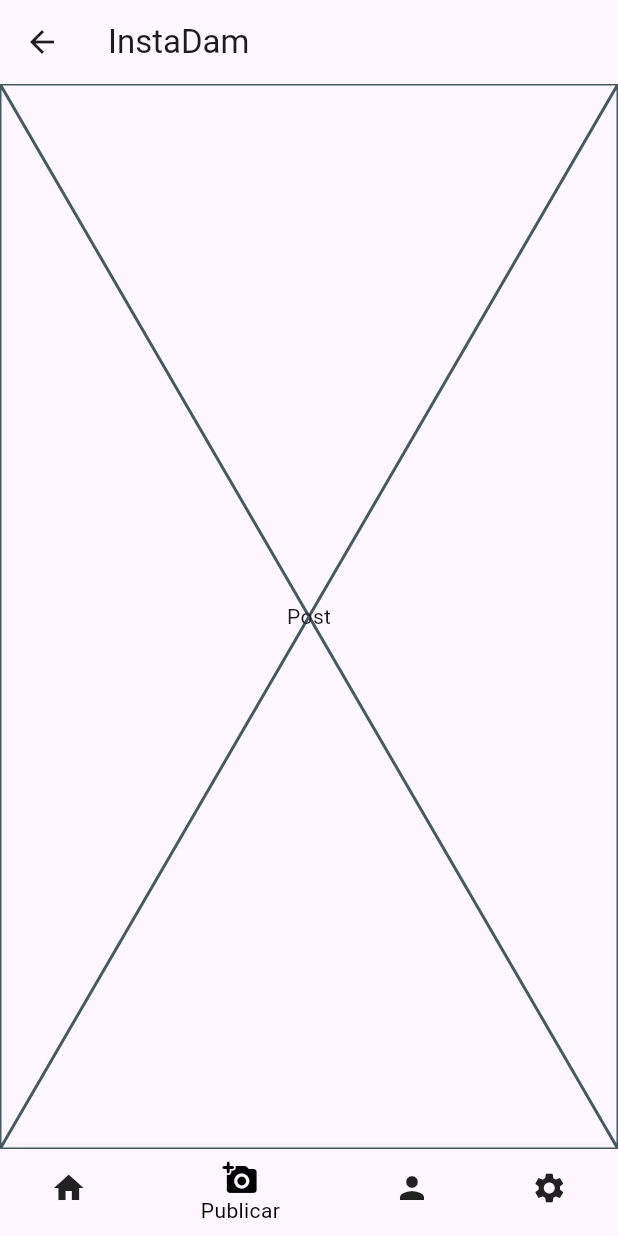
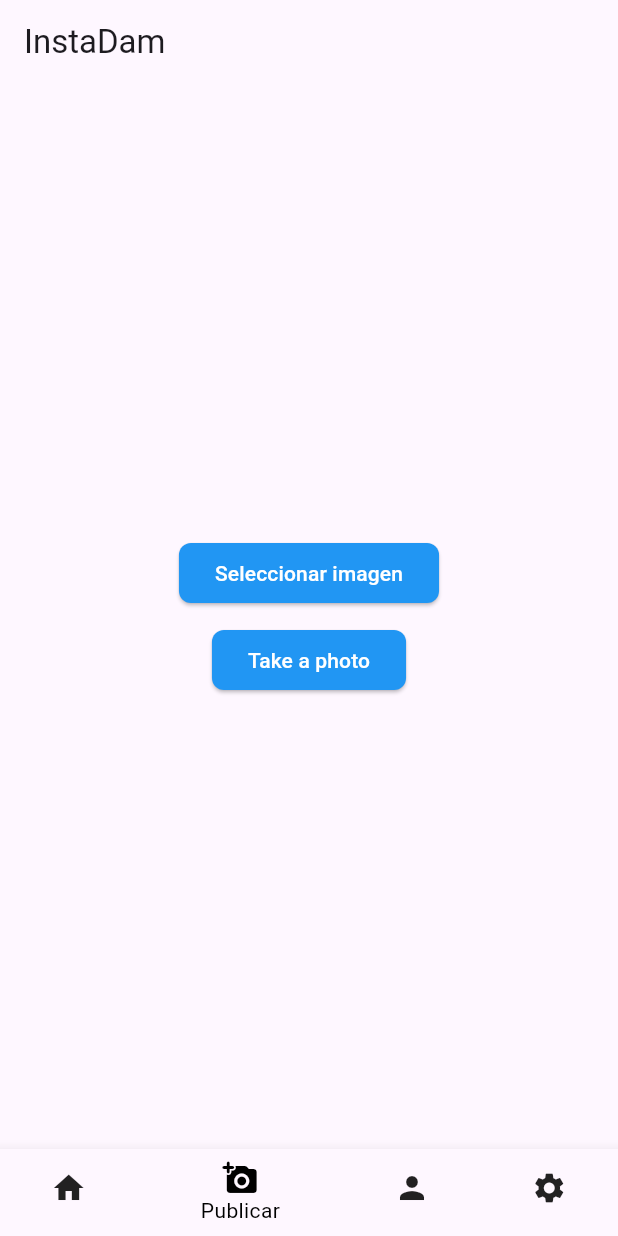
Before and after one commit to marselo-4/insta_dam, a Flutter app: the HomeScreen screen opened by its route, swiped to page 2, on a phone screen of 412 x 824 dp. Run offline on Flutter 3.47's test engine with Material 3 defaults, Android fonts, the light colour scheme and no system bars; our stand-ins replace image_picker, shared_preferences; accounts and stored records are empty; network calls fail.

Commit message:
Refactor PostScreen to use StatefulWidget; add image selection and description input functionality

```diff
--- a/lib/screens/feed_screen.dart
+++ b/lib/screens/feed_screen.dart
@@ -35,7 +35,7 @@ final List<Post> posts = [
       ),
     ];
 
-    return  Scaffold(
+    return Scaffold(
       body: Column(
         children: [
           SizedBox(
--- a/lib/screens/home_screen.dart
+++ b/lib/screens/home_screen.dart
@@ -24,7 +24,7 @@ class _HomeScreenState extends State<HomeScreen> {
     return Scaffold(
       appBar: AppBar(
         title: const Text('InstaDam'),
-        automaticallyImplyLeading: true,
+        automaticallyImplyLeading: false,
       ),
       body: PageView(
         controller: _pageController,
@@ -66,6 +66,7 @@ class _HomeScreenState extends State<HomeScreen> {
         unselectedItemColor: Colors.black87,
         selectedItemColor: Colors.black,
         showUnselectedLabels: false,
+        unselectedLabelStyle: const TextStyle(fontSize: 0),
       ),
     );
   }
--- a/lib/screens/post_screen.dart
+++ b/lib/screens/post_screen.dart
@@ -1,10 +1,123 @@
+import 'dart:io';
+
 import 'package:flutter/material.dart';
+import 'package:image_picker/image_picker.dart';
 
-class PostScreen extends StatelessWidget {
+class PostScreen extends StatefulWidget {
   const PostScreen({super.key});
 
   @override
+  _PostScreenState createState() => _PostScreenState();
+}
+
+class _PostScreenState extends State<PostScreen> {
+  final ImagePicker _picker = ImagePicker();
+  XFile? _image;
+  final TextEditingController _descriptionController = TextEditingController();
+
+  Future<void> _pickImage() async {
+    final XFile? image = await _picker.pickImage(source: ImageSource.gallery);
+    setState(() {
+      _image = image;
+    });
+  }
+
+  Future<void> _takePhoto() async {
+    final XFile? photo = await _picker.pickImage(source: ImageSource.camera);
+    setState(() {
+      _image = photo;
+    });
+  }
+
+  void _publishPost() {
+    // TODO: Enviar los datos a la lista
+    final String description = _descriptionController.text;
+    if (_image != null && description.isNotEmpty) {
+      print('Publicar: ${_image!.path}, Descripción: $description');
+      Navigator.pushNamed(context, '/home');
+      setState(() {
+        _image = null;
+        _descriptionController.clear();
+      });
+    } else {
+      AlertDialog(
+        title: const Text('Error'),
+        content: const Text(
+            'No se ha seleccionado una imagen o no se ha añadido una descripción'),
+        actions: <Widget>[
+          TextButton(
+            onPressed: () {
+              Navigator.of(context).pop();
+            },
+            child: const Text('Aceptar'),
+          ),
+        ],
+      );
+    }
+  }
+
+  @override
   Widget build(BuildContext context) {
-    return const Placeholder(child: Center(child:Text("Post"),));
+    return Scaffold(
+      body: Center(
+        child: Column(
+          mainAxisAlignment: MainAxisAlignment.center,
+          children: _image == null
+              ? <Widget>[
+                  ElevatedButton(
+                    onPressed: _pickImage,
+                    style: ElevatedButton.styleFrom(
+                      backgroundColor: Colors.blue,
+                      foregroundColor: Colors.white,
+                      shape: RoundedRectangleBorder(
+                        borderRadius: BorderRadius.circular(8),
+                      ),
+                    ),
+                    child: const Text('Seleccionar imagen'),
+                  ),
+                  const SizedBox(height: 10),
+                  ElevatedButton(
+                    onPressed: _takePhoto,
+                    style: ElevatedButton.styleFrom(
+                      backgroundColor: Colors.blue,
+                      foregroundColor: Colors.white,
+                      shape: RoundedRectangleBorder(
+                        borderRadius: BorderRadius.circular(8),
+                      ),
+                    ),
+                    child: const Text('Take a photo'),
+                  ),
+                ]
+              : <Widget>[
+                  Image.file(File(_image!.path), width: 350, height: 350),
+                  const SizedBox(height: 20),
+                  Padding(
+                    padding: const EdgeInsets.symmetric(horizontal: 20),
+                    child: TextField(
+                      controller: _descriptionController,
+                      decoration: InputDecoration(
+                        hintText: 'Añadir una descripción...',
+                        border: OutlineInputBorder(
+                          borderRadius: BorderRadius.circular(8),
+                        ),
+                      ),
+                    ),
+                  ),
+                  const SizedBox(height: 20),
+                  ElevatedButton(
+                    onPressed: _publishPost,
+                    child: const Text('Publicar'),
+                    style: ElevatedButton.styleFrom(
+                      backgroundColor: Colors.blue,
+                      foregroundColor: Colors.white,
+                      shape: RoundedRectangleBorder(
+                        borderRadius: BorderRadius.circular(8),
+                      ),
+                    ),
+                  ),
+                ],
+        ),
+      ),
+    );
   }
 }
```
